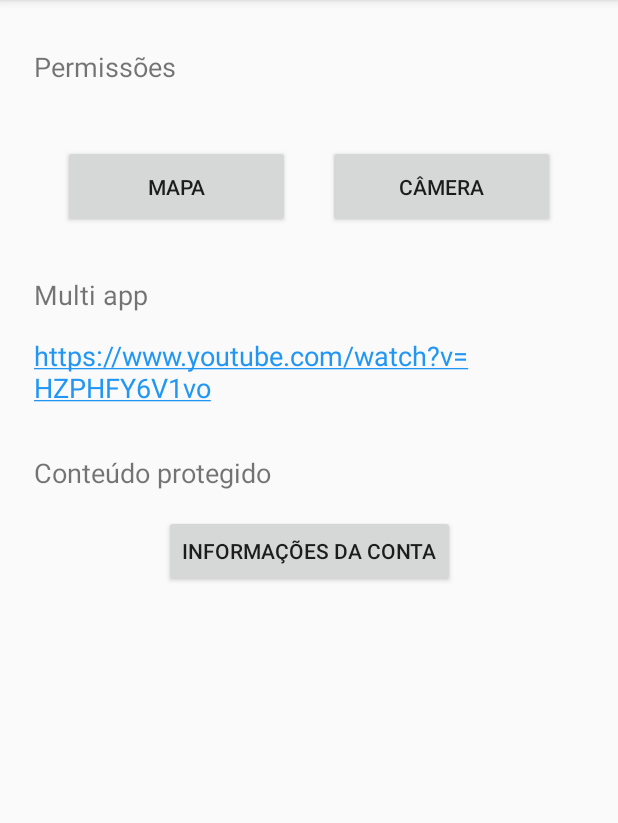
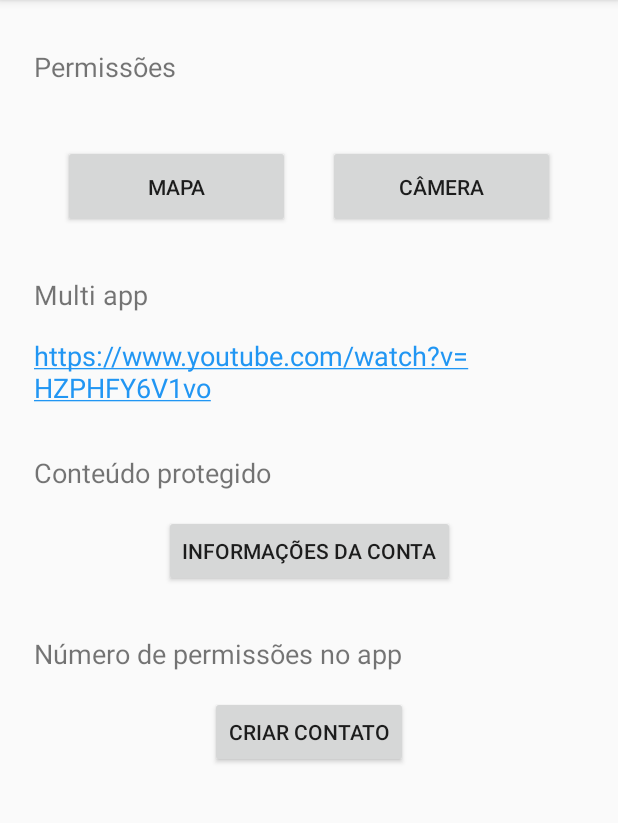
Before and after one commit to mbs8/android-security-best-practices, an Android app: the screen it shows after launch (MainActivity), on a phone screen of 412 x 824 dp, the part 84-907 px from its top. Run offline under Robolectric (Android 15) with nearby library versions, the phone set to English and light mode, and no system bars.

Commit message:
Adiciona mais um último exemplo de segurança e privacidade

```diff
--- a/SecurityApp/app/src/main/java/com/example/securityapp/MainActivity.kt
+++ b/SecurityApp/app/src/main/java/com/example/securityapp/MainActivity.kt
@@ -7,16 +7,15 @@ import android.content.pm.PackageManager
 import android.net.Uri
 import androidx.appcompat.app.AppCompatActivity
 import android.os.Bundle
-import android.util.Log
 import kotlinx.android.synthetic.main.activity_main.*
 import android.app.KeyguardManager
 import android.content.Context
 import android.graphics.Bitmap
 import android.location.Location
+import android.provider.ContactsContract
 import android.provider.MediaStore
 import android.widget.Toast
 import androidx.core.app.ActivityCompat
-import androidx.core.content.ContextCompat
 import com.google.android.gms.location.FusedLocationProviderClient
 import com.google.android.gms.location.LocationServices
 
@@ -66,6 +65,18 @@ class MainActivity : AppCompatActivity() {
         protectButton.setOnClickListener{
             // Asks user for the password of the device to acess private content
             promptUserForPassword()
+        }
+
+        // Creates a new contact using the default app of the system
+        createContactButton.setOnClickListener{
+            Intent(Intent.ACTION_INSERT).apply {
+                type = ContactsContract.Contacts.CONTENT_TYPE
+            }.also { intent ->
+                // Make sure that the user has a contacts app installed on their device.
+                intent.resolveActivity(packageManager)?.run {
+                    startActivity(intent)
+                }
+            }
         }
     }
 
--- a/SecurityApp/app/src/main/res/layout/activity_main.xml
+++ b/SecurityApp/app/src/main/res/layout/activity_main.xml
@@ -5,6 +5,16 @@
     android:layout_width="match_parent"
     android:layout_height="match_parent"
     tools:context=".MainActivity">
+
+    <TextView
+        android:id="@+id/createContactTextView"
+        android:layout_width="wrap_content"
+        android:layout_height="wrap_content"
+        android:layout_marginTop="32dp"
+        android:text="Número de permissões no app"
+        android:textSize="18sp"
+        app:layout_constraintStart_toStartOf="@+id/protectTextView"
+        app:layout_constraintTop_toBottomOf="@+id/protectButton" />
 
     <TextView
         android:id="@+id/protectTextView"
@@ -96,4 +106,14 @@
         app:layout_constraintStart_toStartOf="parent"
         app:layout_constraintTop_toBottomOf="@+id/protectTextView" />
 
+    <Button
+        android:id="@+id/createContactButton"
+        android:layout_width="wrap_content"
+        android:layout_height="wrap_content"
+        android:layout_marginTop="16dp"
+        android:text="criar contato"
+        app:layout_constraintEnd_toEndOf="parent"
+        app:layout_constraintStart_toStartOf="parent"
+        app:layout_constraintTop_toBottomOf="@+id/createContactTextView" />
+
 </androidx.constraintlayout.widget.ConstraintLayout>
```
